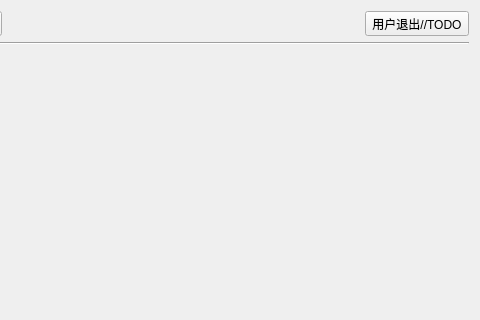
Above: main/mainwidget.ui from ylxcvvan/Supermarket-Commodity-Management-System before the change; both pictures show x 205 to 685 and y 0 to 320 of the 685 by 669 pixel window. Below: the same form after it.
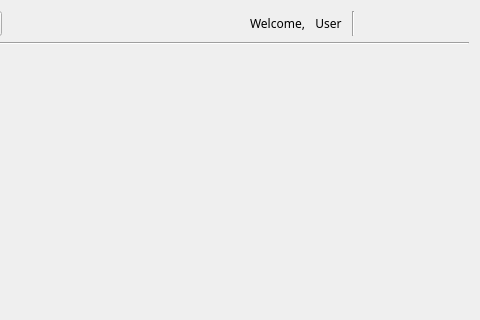
That is the form after the change. Icons and pictures are not drawn.

```diff
--- a/main/mainwidget.ui
+++ b/main/mainwidget.ui
@@ -124,22 +124,153 @@
        </spacer>
       </item>
       <item>
-       <widget class="QToolButton" name="toolButtonExit">
-        <property name="sizePolicy">
-         <sizepolicy hsizetype="Fixed" vsizetype="Expanding">
-          <horstretch>0</horstretch>
-          <verstretch>0</verstretch>
-         </sizepolicy>
+       <widget class="QLabel" name="label">
+        <property name="font">
+         <font>
+          <family>OCR A Extended</family>
+         </font>
+        </property>
+        <property name="text">
+         <string>Welcome,</string>
+        </property>
+       </widget>
+      </item>
+      <item>
+       <widget class="QPushButton" name="pushButtonLogout">
+        <property name="font">
+         <font>
+          <family>OCR A Extended</family>
+         </font>
+        </property>
+        <property name="layoutDirection">
+         <enum>Qt::RightToLeft</enum>
         </property>
         <property name="styleSheet">
-         <string notr="true"/>
+         <string notr="true">border:none;
+backgrond:none;
+</string>
         </property>
         <property name="text">
-         <string>用户退出//TODO</string>
+         <string>User</string>
         </property>
-        <property name="toolButtonStyle">
-         <enum>Qt::ToolButtonTextUnderIcon</enum>
+        <property name="icon">
+         <iconset resource="../images.qrc">
+          <normaloff>:/Images/icons/logout.png</normaloff>:/Images/icons/logout.png</iconset>
         </property>
+        <property name="iconSize">
+         <size>
+          <width>25</width>
+          <height>25</height>
+         </size>
+        </property>
+       </widget>
+      </item>
+      <item>
+       <widget class="QWidget" name="widget" native="true">
+        <layout class="QHBoxLayout" name="horizontalLayout">
+         <property name="leftMargin">
+          <number>0</number>
+         </property>
+         <property name="topMargin">
+          <number>0</number>
+         </property>
+         <property name="rightMargin">
+          <number>0</number>
+         </property>
+         <property name="bottomMargin">
+          <number>0</number>
+         </property>
+         <item>
+          <widget class="Line" name="line_2">
+           <property name="orientation">
+            <enum>Qt::Vertical</enum>
+           </property>
+          </widget>
+         </item>
+         <item>
+          <widget class="QPushButton" name="pushButtonMinmize">
+           <property name="focusPolicy">
+            <enum>Qt::NoFocus</enum>
+           </property>
+           <property name="styleSheet">
+            <string notr="true">border:none;
+backgrond:none;</string>
+           </property>
+           <property name="text">
+            <string/>
+           </property>
+           <property name="icon">
+            <iconset resource="../images.qrc">
+             <normaloff>:/Images/icons/minmize.png</normaloff>:/Images/icons/minmize.png</iconset>
+           </property>
+           <property name="iconSize">
+            <size>
+             <width>40</width>
+             <height>40</height>
+            </size>
+           </property>
+          </widget>
+         </item>
+         <item>
+          <widget class="QPushButton" name="pushButtonMaxmize">
+           <property name="focusPolicy">
+            <enum>Qt::NoFocus</enum>
+           </property>
+           <property name="styleSheet">
+            <string notr="true">border:none;
+backgrond:none;
+</string>
+           </property>
+           <property name="text">
+            <string/>
+           </property>
+           <property name="icon">
+            <iconset resource="../images.qrc">
+             <normaloff>:/Images/icons/maxmize_false.png</normaloff>
+             <normalon>:/Images/icons/maxmize_true.png</normalon>:/Images/icons/maxmize_false.png</iconset>
+           </property>
+           <property name="iconSize">
+            <size>
+             <width>40</width>
+             <height>40</height>
+            </size>
+           </property>
+           <property name="checkable">
+            <bool>true</bool>
+           </property>
+          </widget>
+         </item>
+         <item>
+          <widget class="QPushButton" name="pushButtonExit">
+           <property name="sizePolicy">
+            <sizepolicy hsizetype="Fixed" vsizetype="Minimum">
+             <horstretch>0</horstretch>
+             <verstretch>0</verstretch>
+            </sizepolicy>
+           </property>
+           <property name="focusPolicy">
+            <enum>Qt::NoFocus</enum>
+           </property>
+           <property name="styleSheet">
+            <string notr="true">border:none;
+backgrond:none;</string>
+           </property>
+           <property name="text">
+            <string/>
+           </property>
+           <property name="icon">
+            <iconset resource="../images.qrc">
+             <normaloff>:/Images/icons/close.png</normaloff>:/Images/icons/close.png</iconset>
+           </property>
+           <property name="iconSize">
+            <size>
+             <width>40</width>
+             <height>40</height>
+            </size>
+           </property>
+          </widget>
+         </item>
+        </layout>
        </widget>
       </item>
      </layout>
```
Left out of the diff: 13 changed lines with no effect on the pictures.
